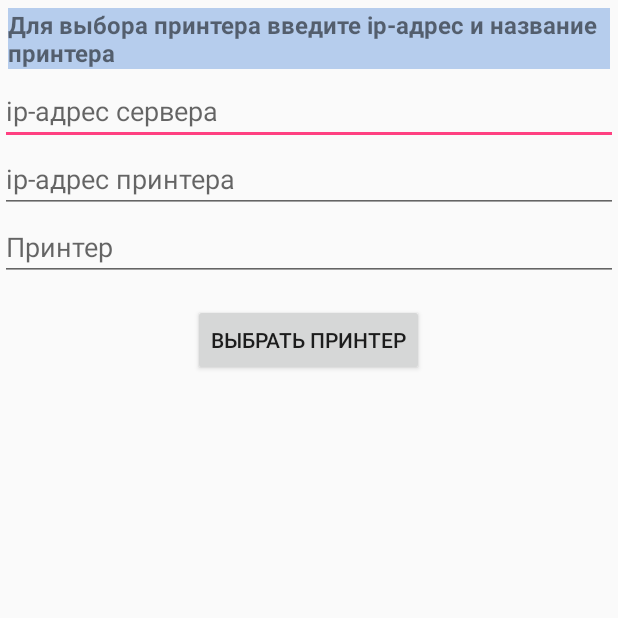
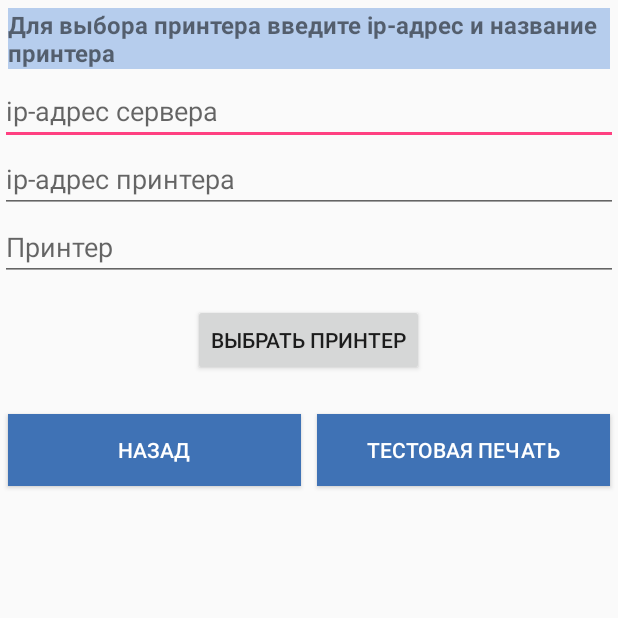
Before and after one commit to Tomas13/MobTerEnvelope, an Android app: the ChoosePrinterActivity screen opened directly, with no data from a screen before it, after a tap on "ВЫБРАТЬ ПРИНТЕР", on a phone screen of 412 x 824 dp, the top half of it. Run offline under Robolectric (Android 15) with nearby library versions, the phone set to English and light mode, and no system bars; our stand-ins replace ButterKnife, Dagger/Hilt's generated code; libraries missing offline, so code that uses them is left out: com.facebook.stetho, retrofit2.adapter.rxjava, rx.android.schedulers, rx.schedulers; 1 statement that could not run was skipped.

Commit message:
testPrint in choosePrinterActivity

```diff
--- a/app/src/main/AndroidManifest.xml
+++ b/app/src/main/AndroidManifest.xml
@@ -21,11 +21,11 @@
         <activity
             android:name=".ui.login.LoginActivity"
             android:configChanges="orientation|screenSize">
-            <!--<intent-filter>-->
-                <!--<action android:name="android.intent.action.MAIN" />-->
+            <intent-filter>
+                <action android:name="android.intent.action.MAIN" />
 
-                <!--<category android:name="android.intent.category.LAUNCHER" />-->
-            <!--</intent-filter>-->
+                <category android:name="android.intent.category.LAUNCHER" />
+            </intent-filter>
         </activity>
         <activity
             android:name=".ui.scan.ScanActivity"
@@ -36,15 +36,10 @@
         <activity
             android:name=".ui.print.PrintActivity"
             android:configChanges="orientation|screenSize">
-            <intent-filter>
-                <action android:name="android.intent.action.MAIN" />
 
-                <category android:name="android.intent.category.LAUNCHER" />
-            </intent-filter>
         </activity>
         <activity android:name=".ui.print.ChoosePrinterActivity"
             android:configChanges="orientation|screenSize">
-
 
         </activity>
     </application>
--- a/app/src/main/java/kazpost/kz/mobterminal/ui/print/ChoosePrinterActivity.java
+++ b/app/src/main/java/kazpost/kz/mobterminal/ui/print/ChoosePrinterActivity.java
@@ -1,18 +1,33 @@
 package kazpost.kz.mobterminal.ui.print;
 
 import android.os.Bundle;
+import android.support.v7.app.AlertDialog;
+import android.util.Log;
+import android.view.View;
+import android.widget.Button;
 import android.widget.EditText;
+import android.widget.Toast;
+
+import java.io.IOException;
 
 import javax.inject.Inject;
 
 import butterknife.BindView;
 import butterknife.ButterKnife;
 import butterknife.OnClick;
-import butterknife.OnTextChanged;
 import kazpost.kz.mobterminal.R;
 import kazpost.kz.mobterminal.data.DataManager;
+import kazpost.kz.mobterminal.data.network.NetworkService;
 import kazpost.kz.mobterminal.ui.base.BaseActivity;
 import kazpost.kz.mobterminal.ui.main.MainActivity;
+import okhttp3.ResponseBody;
+import retrofit2.Retrofit;
+import retrofit2.adapter.rxjava.RxJavaCallAdapterFactory;
+import rx.Observable;
+import rx.android.schedulers.AndroidSchedulers;
+import rx.schedulers.Schedulers;
+
+import static kazpost.kz.mobterminal.ui.print.Singleton.getUserClient;
 
 public class ChoosePrinterActivity extends BaseActivity {
 
@@ -25,22 +40,13 @@ public class ChoosePrinterActivity extends BaseActivity {
     EditText etPrinterName;
     @BindView(R.id.et_server_address)
     EditText etServerAddress;
-
-    @OnClick(R.id.btn_save_printer)
-    public void savePrinter() {
-
-        String serverIp = etServerAddress.getText().toString();
-        String printerName = etPrinterName.getText().toString();
-        String printerIp = etIpAddress.getText().toString();
-
-        if (printerName.length() > 0 && printerIp.length() > 0) {
-            dataManager.savePrinter(serverIp, printerIp, printerName);
-            startActivity(this, new MainActivity());
-            this.finish();
-        } else {
-            onErrorToast("Сканируйте ip-адрес и название");
-        }
-    }
+    @BindView(R.id.btn_save_printer)
+    Button btnSavePrinter;
+    @BindView(R.id.btn_back_choose_printer)
+    Button btnBackChoosePrinter;
+    @BindView(R.id.btn_test_print)
+    Button btnTestPrint;
+    String ipAddress, printerName;
 
     @Override
     protected void onCreate(Bundle savedInstanceState) {
@@ -65,75 +71,104 @@ public class ChoosePrinterActivity extends BaseActivity {
         }
     }
 
+    @OnClick({R.id.btn_save_printer, R.id.btn_back_choose_printer, R.id.btn_test_print})
+    public void onViewClicked(View view) {
+        switch (view.getId()) {
+            case R.id.btn_save_printer:
+                onSavePrinterBtn();
+                break;
+            case R.id.btn_back_choose_printer:
+                this.finish();
+                startActivity(this, new MainActivity());
+                break;
+            case R.id.btn_test_print:
 
-/*
-    @Inject
-    DataManager dataManager;
+                ipAddress = dataManager.getPrinterIp();
+                printerName = dataManager.getPrinterName();
 
-    @BindView(R.id.et_ip_address)
-    EditText etIpAddress;
-    @BindView(R.id.et_printer_name)
-    EditText etPrinterName;
-    @BindView(R.id.et_printer_barcode)
-    EditText etPrinterBarcode;
-//    @BindView(R.id.et_server_address)
-//    EditText etServerAddress;
+                if (ipAddress != null & printerName != null) {
+                    sendToPrint();
+                } else {
+                    onErrorToast("Пропишите адрес и название принтера");
+                }
 
-    private String printerName;
-    private String printerIp;
+                break;
+        }
+    }
 
-    @OnClick(R.id.btn_save_printer)
-    public void savePrinter() {
 
-//        String serverIp = ;
-//        printerName = etPrinterName.getText().toString();
-//        printerIp = etIpAddress.getText().toString();
+    private void onSavePrinterBtn() {
+        String serverIp = etServerAddress.getText().toString();
+        String printerName = etPrinterName.getText().toString();
+        String printerIp = etIpAddress.getText().toString();
 
         if (printerName.length() > 0 && printerIp.length() > 0) {
-            dataManager.savePrinter(printerIp, printerName);
-            startActivity(this, new MainActivity());
-            this.finish();
+            dataManager.savePrinter(serverIp, printerIp, printerName);
+
         } else {
             onErrorToast("Сканируйте ip-адрес и название");
         }
     }
 
-    @Override
-    protected void onCreate(Bundle savedInstanceState) {
-        super.onCreate(savedInstanceState);
-        setContentView(R.layout.activity_choose_printer);
+    private void sendToPrint() {
 
-        ButterKnife.bind(this);
-        getActivityComponent().inject(this);
+        String url = "http://" + dataManager.getServerIp() + ":8585";
 
-//        getPrinter();
+        Retrofit retrofitRoutes = new Retrofit.Builder()
+                .baseUrl(url)
+                .addCallAdapterFactory(RxJavaCallAdapterFactory.create())
+                .client(getUserClient("G1234567878923",
+                        "Коктеубаева Айжан",
+                        "239023",
+                        "мешок \"Cактандыру\"",
+                        "12:32:12",
+                        "3",
+                        "340",
+                        "Алматы",
+                        "Астана",
+                        "Без акта",
+                        dataManager.getPrinterIp(),
+                        dataManager.getPrinterName()
+                ))
+                .build();
 
+
+        NetworkService gitHubServ = retrofitRoutes.create(NetworkService.class);
+
+        Observable<ResponseBody> sendPrint = gitHubServ.sendToPrint();
+
+        showLoading();
+        sendPrint.subscribeOn(Schedulers.io())
+                .observeOn(AndroidSchedulers.mainThread())
+                .subscribe(responseBody -> {
+                            try {
+                                hideLoading();
+                                showPrintSuccessOrFailureDialog(responseBody.string());
+                            } catch (IOException e) {
+                                e.printStackTrace();
+                            }
+                            Log.d("PrintA", responseBody.toString());
+                        },
+                        throwable -> {
+                            hideLoading();
+                            showPrintSuccessOrFailureDialog(throwable.getMessage());
+                            Log.d("PrintAT", throwable.getMessage());
+                        });
     }
 
-    @OnTextChanged(R.id.et_printer_barcode)
-    public void onPrinterScan() {
-        String printerBarcode = etPrinterBarcode.getText().toString();
-        if (printerBarcode.length() > 0) {
-            switch (printerBarcode) {
-                case "1":
-                    printerIp = "192.168.204.47";
-                    printerName = "EasyCode PD42 - Esim";
-                    break;
-                case "2":
-                    printerIp = "192.168.204.22";
-                    printerName = "EasyCode PD42 - Esim";
-                    break;
-            }
-        }
+    private void showPrintSuccessOrFailureDialog(String msg) {
+        // 1. Instantiate an AlertDialog.Builder with its constructor
+        AlertDialog.Builder builder = new AlertDialog.Builder(this);
+
+        // 2. Chain together various setter methods to set the dialog characteristics
+        builder.setMessage(msg);
+
+        builder.setNegativeButton("Ok", ((dialog, which) -> dialog.dismiss()));
+
+        builder.setCancelable(false);
+        // 3. Get the AlertDialog from create()
+        AlertDialog dialog = builder.create();
+        dialog.show();
     }
 
-    private void getPrinter() {
-        if (dataManager.getPrinterIp() != null && dataManager.getPrinterName() != null) {
-//            etIpAddress.setText(dataManager.getPrinterIp());
-//            etPrinterName.setText(dataManager.getPrinterName());
-        }
-    }
-*/
-
-
 }
--- a/app/src/main/res/layout/activity_choose_printer.xml
+++ b/app/src/main/res/layout/activity_choose_printer.xml
@@ -10,26 +10,25 @@
 
 
     <TextView
-        android:visibility="gone"
+        android:id="@+id/tv_server"
         android:layout_width="match_parent"
         android:layout_height="wrap_content"
+        android:layout_margin="10dp"
         android:background="@color/colorBlueLight"
         android:text="IP-адрес"
-        android:id="@+id/tv_server"
-        android:layout_margin="10dp"/>
-
+        android:visibility="gone" />
 
 
     <TextView
-        android:background="@color/colorBlueLight"
-        android:layout_below="@id/tv_server"
         android:id="@+id/tv_scan_ip"
         android:layout_width="match_parent"
         android:layout_height="wrap_content"
+        android:layout_below="@id/tv_server"
         android:layout_margin="5dp"
-        android:textStyle="bold"
+        android:background="@color/colorBlueLight"
         android:text="@string/scanipname"
-        android:textSize="16sp" />
+        android:textSize="16sp"
+        android:textStyle="bold" />
 
     <LinearLayout
         android:id="@+id/ll_printer_info"
@@ -39,12 +38,12 @@
         android:orientation="vertical">
 
         <EditText
-            android:visibility="visible"
-            android:layout_below="@id/tv_server"
+            android:id="@+id/et_server_address"
             android:layout_width="match_parent"
             android:layout_height="wrap_content"
+            android:layout_below="@id/tv_server"
             android:hint="ip-адрес сервера"
-            android:id="@+id/et_server_address"/>
+            android:visibility="visible" />
 
         <EditText
             android:id="@+id/et_ip_address"
@@ -67,5 +66,32 @@
         android:layout_below="@id/ll_printer_info"
         android:layout_centerHorizontal="true"
         android:layout_marginTop="15dp"
-        android:text="Выбрать принтер" />
+        android:text="@string/save_printer" />
+
+
+    <LinearLayout
+        android:layout_width="match_parent"
+        android:layout_height="wrap_content"
+        android:layout_below="@id/btn_save_printer"
+        android:layout_marginTop="20dp"
+        android:orientation="horizontal">
+
+
+        <Button
+            android:id="@+id/btn_back_choose_printer"
+            style="@style/BlueButton"
+            android:layout_width="0dp"
+            android:layout_height="wrap_content"
+            android:layout_weight="1"
+            android:text="@string/back" />
+
+        <Button
+            android:id="@+id/btn_test_print"
+            style="@style/BlueButton"
+            android:layout_width="0dp"
+            android:layout_height="wrap_content"
+            android:layout_weight="1"
+            android:text="@string/test_print" />
+    </LinearLayout>
+
 </RelativeLayout>
--- a/app/src/main/res/values/strings.xml
+++ b/app/src/main/res/values/strings.xml
@@ -45,4 +45,6 @@
     <string name="bag_is_closed">Мешок закрыт</string>
     <string name="wrong_g">Неверный номер G-накладной</string>
     <string name="go_to_main">В главное меню</string>
+    <string name="test_print">Тестовая печать</string>
+    <string name="save_printer">Выбрать принтер</string>
 </resources>
```
